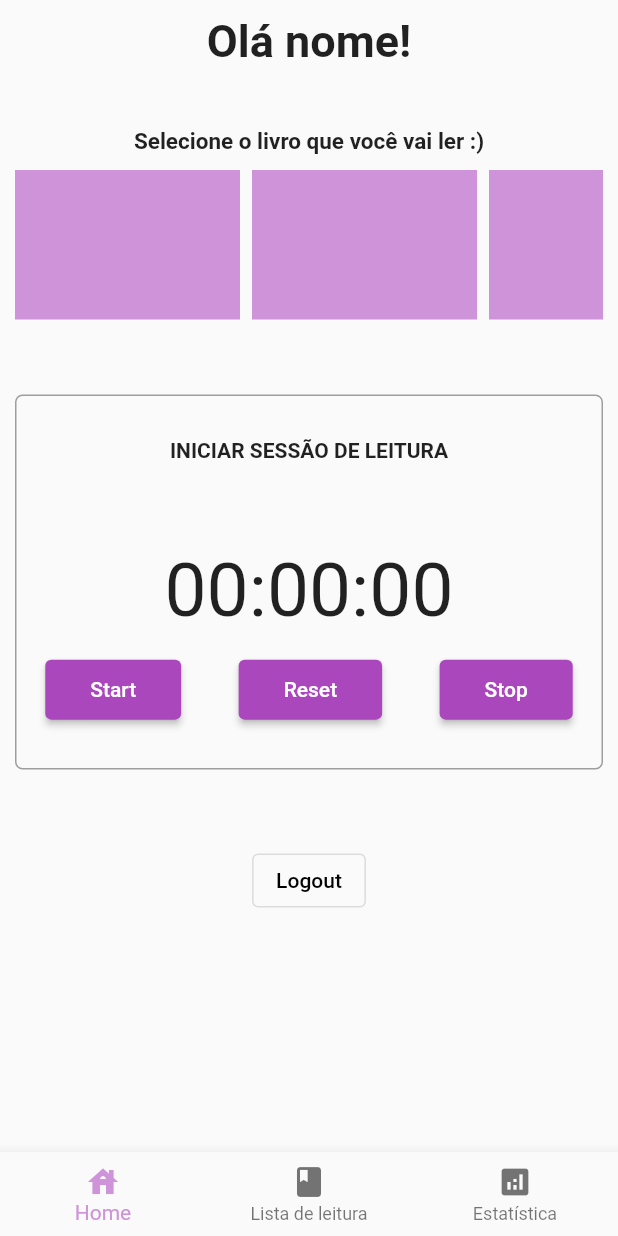
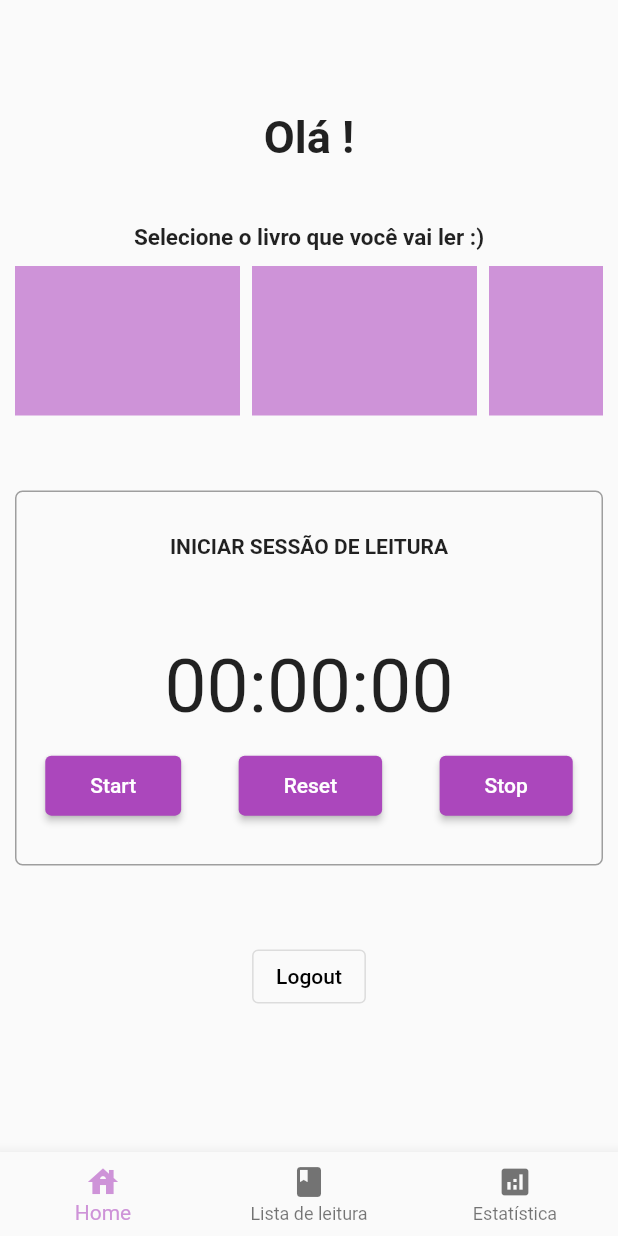
Before and after one commit to SariaBarros/ProgMobT2, a Flutter app: the Home screen opened directly, after a tap on "Logout", on a phone screen of 412 x 824 dp. Run offline on Flutter 3.47's test engine with Material 2 defaults, Android fonts, the light colour scheme and no system bars; our stand-ins replace cloud_firestore, firebase_auth, firebase_core; accounts and stored records are empty; network calls fail.

Commit message:
mostra o nome do usuário

```diff
--- a/readingcount/lib/models/login_manager.dart
+++ b/readingcount/lib/models/login_manager.dart
@@ -1,25 +1,30 @@
+import 'package:cloud_firestore/cloud_firestore.dart';
 import 'package:firebase_auth/firebase_auth.dart';
 import 'package:flutter/material.dart';
+import 'usuario.dart';
 
 class LoginManager extends ChangeNotifier {
   bool _tocouCadastro = false;
   final _auth = FirebaseAuth.instance;
+  final CollectionReference _usuarioCollection =
+      FirebaseFirestore.instance.collection('usuarios');
 
   bool get logado => _auth.currentUser != null;
   bool get tocouCadastro => _tocouCadastro;
 
-  void cadastrar(String email, String senha) async {
+  void cadastrar(String nome, String email, String senha) async {
     try {
       await _auth.createUserWithEmailAndPassword(
         email: email,
         password: senha,
       );
+
+      _criarUsuario(nome);
     } on FirebaseAuthException catch (e) {
       print(e);
     } catch (e) {
       print(e);
     }
-    sairCadastro();
     notifyListeners();
   }
 
@@ -38,6 +43,15 @@ class LoginManager extends ChangeNotifier {
     notifyListeners();
   }
 
+  void _criarUsuario(String nome) {
+    Usuario usuario = Usuario(
+      nome: nome,
+      uid: _auth.currentUser!.uid,
+    );
+
+    _usuarioCollection.add(usuario.toJson());
+  }
+
   void logout() async {
     await _auth.signOut();
     notifyListeners();
@@ -52,4 +66,11 @@ class LoginManager extends ChangeNotifier {
     _tocouCadastro = false;
     notifyListeners();
   }
+
+  Stream<QuerySnapshot> getUsuario() {
+    Query query = _usuarioCollection
+        .where("uid", isEqualTo: _auth.currentUser!.uid)
+        .limit(1);
+    return query.snapshots();
+  }
 }
--- a/readingcount/lib/models/models.dart
+++ b/readingcount/lib/models/models.dart
@@ -2,3 +2,4 @@ export 'login_manager.dart';
 export 'app_state_manager.dart';
 export 'livro.dart';
 export 'livro_dao.dart';
+export 'usuario.dart';
--- /dev/null
+++ b/readingcount/lib/models/usuario.dart
@@ -0,0 +1,25 @@
+import 'package:cloud_firestore/cloud_firestore.dart';
+
+class Usuario {
+  final String nome;
+  final String uid;
+
+  DocumentReference? reference;
+
+  Usuario({required this.nome, required this.uid});
+
+  factory Usuario.fromJson(Map<dynamic, dynamic> json) {
+    return Usuario(nome: json['nome'] as String, uid: json['uid'] as String);
+  }
+
+  Map<String, dynamic> toJson() => <String, dynamic>{
+        "nome": nome,
+        "uid": uid,
+      };
+
+  factory Usuario.fromSnapshot(DocumentSnapshot snapshot) {
+    final usuario = Usuario.fromJson(snapshot.data() as Map<String, dynamic>);
+    usuario.reference = snapshot.reference;
+    return usuario;
+  }
+}
--- a/readingcount/lib/telas/tela_home.dart
+++ b/readingcount/lib/telas/tela_home.dart
@@ -1,3 +1,4 @@
+import 'package:cloud_firestore/cloud_firestore.dart';
 import 'package:flutter/material.dart';
 import 'package:provider/provider.dart';
 import '../telas/cronometro.dart';
@@ -8,19 +9,24 @@ class TelaHome extends StatelessWidget {
 
   @override
   Widget build(BuildContext context) {
+    final usuario =
+        Provider.of<LoginManager>(context, listen: false).getUsuario();
+
     return Padding(
       padding: const EdgeInsets.all(10),
       child: Column(
         mainAxisAlignment: MainAxisAlignment.start,
         children: [
-          const Text(
-            'Olá nome!',
-            style: TextStyle(
-              fontSize: 30,
-              fontWeight: FontWeight.bold,
-            ),
-            textAlign: TextAlign.center,
-          ),
+          const SizedBox(height: 64.0),
+          StreamBuilder<QuerySnapshot>(
+              stream: usuario,
+              builder: (context, snapshot) {
+                if (snapshot.hasData) {
+                  return _buildGreeting(snapshot.data!.docs.first);
+                } else {
+                  return const CircularProgressIndicator();
+                }
+              }),
           const SizedBox(
             height: 40,
           ),
@@ -62,12 +68,21 @@ class TelaHome extends StatelessWidget {
     );
   }
 
-//temporario
   Widget buildCard() => Container(
         width: 150,
         height: 100,
         color: Colors.purple.shade200,
       );
+
+  Widget _buildGreeting(DocumentSnapshot snapshot) {
+    return Text(
+      "Olá " + Usuario.fromSnapshot(snapshot).nome + "!",
+      style: const TextStyle(
+        fontSize: 30,
+        fontWeight: FontWeight.bold,
+      ),
+    );
+  }
 
   Widget buildTemporizador() => Container(
         height: 250,
```
Also changed, not shown: readingcount/lib/telas/tela_cadastro.dart (+5 -27 lines).
